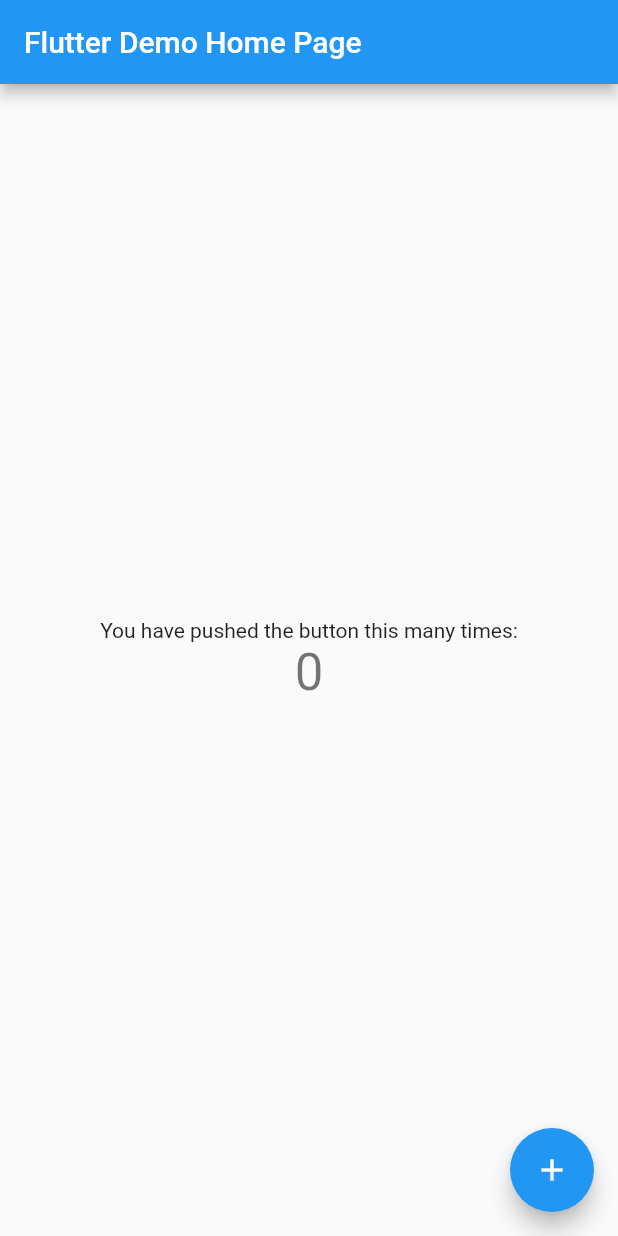
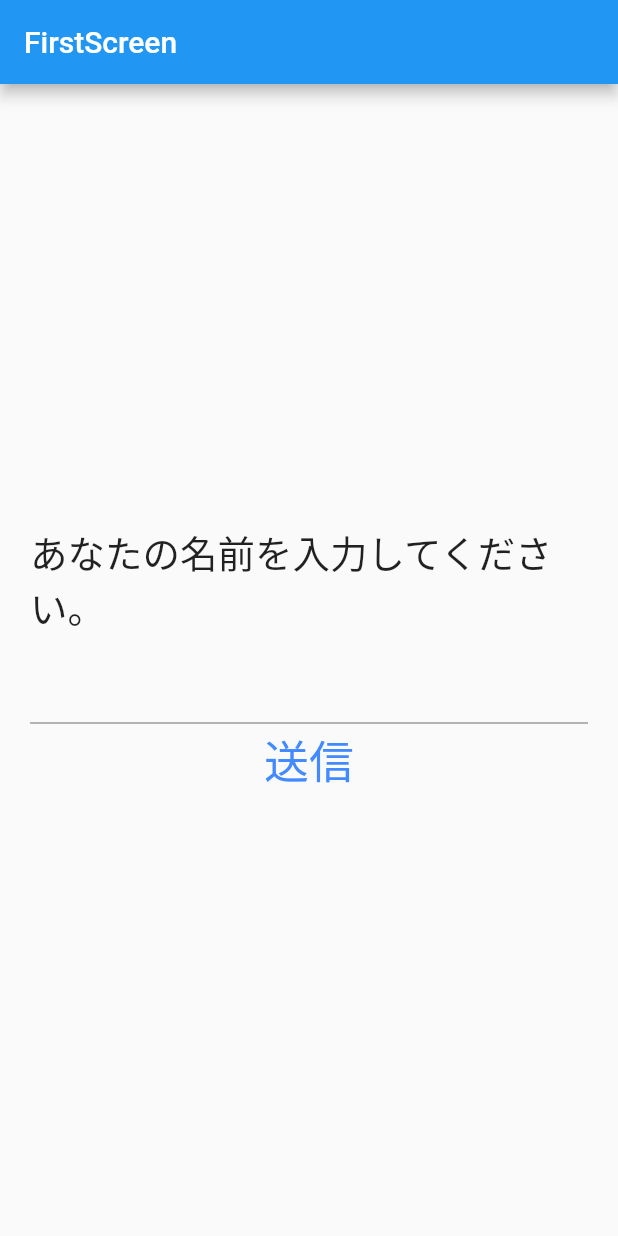
Before and after one commit to taku-sami/state_example_app, a Flutter app: the screen it shows after launch, on a phone screen of 412 x 824 dp. Run offline on Flutter 3.47's test engine with Material 2 defaults, Android fonts, the phone set to English and light mode, and no system bars.

Commit message:
add:add first screen and second screen

```diff
--- /dev/null
+++ b/lib/first_screen.dart
@@ -0,0 +1,56 @@
+import 'package:flutter/material.dart';
+import 'package:state_example_app/second_screen.dart';
+
+class FirstScreen extends StatefulWidget {
+  @override
+  _FirstScreenState createState() => _FirstScreenState();
+}
+
+class _FirstScreenState extends State<FirstScreen> {
+  String name = '';
+
+  @override
+  Widget build(BuildContext context) {
+    return Scaffold(
+      appBar: AppBar(
+        title: Text('FirstScreen'),
+      ),
+      body: Padding(
+        padding: const EdgeInsets.all(20),
+        child: Column(
+          mainAxisAlignment: MainAxisAlignment.center,
+          children: [
+            Text(
+              'あなたの名前を入力してください。',
+              style: TextStyle(fontSize: 25),
+            ),
+            TextField(
+              style: TextStyle(fontSize: 30),
+              onChanged: (String inputName) {
+                setState(() {
+                  name = inputName;
+                });
+              },
+            ),
+            FlatButton(
+              onPressed: () => Navigator.push(
+                context,
+                MaterialPageRoute(
+                  builder: (context) {
+                    return SecondScreen(
+                      name: name,
+                    );
+                  },
+                ),
+              ),
+              child: Text(
+                '送信',
+                style: TextStyle(color: Colors.blueAccent, fontSize: 30),
+              ),
+            )
+          ],
+        ),
+      ),
+    );
+  }
+}
--- a/lib/main.dart
+++ b/lib/main.dart
@@ -1,4 +1,5 @@
 import 'package:flutter/material.dart';
+import 'package:state_example_app/first_screen.dart';
 
 void main() {
   runApp(MyApp());
@@ -13,54 +14,7 @@ class MyApp extends StatelessWidget {
         primarySwatch: Colors.blue,
         visualDensity: VisualDensity.adaptivePlatformDensity,
       ),
-      home: MyHomePage(title: 'Flutter Demo Home Page'),
+      home: FirstScreen(),
     );
   }
 }
-
-class MyHomePage extends StatefulWidget {
-  MyHomePage({Key key, this.title}) : super(key: key);
-
-  final String title;
-
-  @override
-  _MyHomePageState createState() => _MyHomePageState();
-}
-
-class _MyHomePageState extends State<MyHomePage> {
-  int _counter = 0;
-
-  void _incrementCounter() {
-    setState(() {
-      _counter++;
-    });
-  }
-
-  @override
-  Widget build(BuildContext context) {
-    return Scaffold(
-      appBar: AppBar(
-        title: Text(widget.title),
-      ),
-      body: Center(
-        child: Column(
-          mainAxisAlignment: MainAxisAlignment.center,
-          children: <Widget>[
-            Text(
-              'You have pushed the button this many times:',
-            ),
-            Text(
-              '$_counter',
-              style: Theme.of(context).textTheme.headline4,
-            ),
-          ],
-        ),
-      ),
-      floatingActionButton: FloatingActionButton(
-        onPressed: _incrementCounter,
-        tooltip: 'Increment',
-        child: Icon(Icons.add),
-      ),
-    );
-  }
-}
```
Also changed, not shown: lib/second_screen.dart (added, +29 -0 lines).
